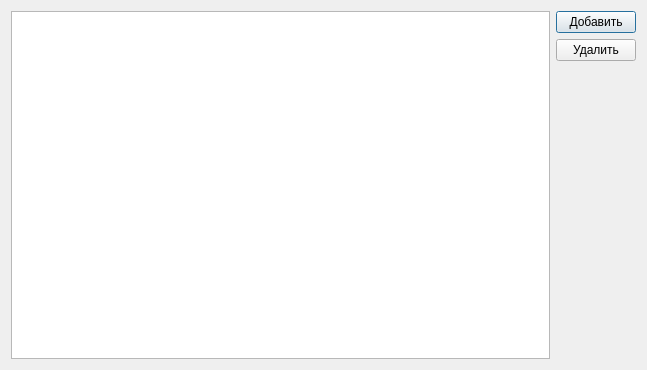
Above: mandatorygroups.ui from MikhailBersenev/BuksanSpy before the change. Below: the same form after it.
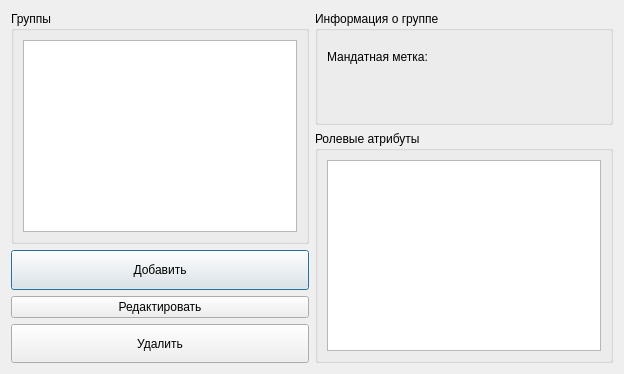
That is the form after the change.

The edit to the form file:
```diff
--- a/mandatorygroups.ui
+++ b/mandatorygroups.ui
@@ -6,8 +6,8 @@
    <rect>
     <x>0</x>
     <y>0</y>
-    <width>647</width>
-    <height>370</height>
+    <width>624</width>
+    <height>374</height>
    </rect>
   </property>
   <property name="windowTitle">
@@ -15,20 +15,53 @@
   </property>
   <layout class="QGridLayout" name="gridLayout">
    <item row="0" column="0" rowspan="2">
-    <layout class="QGridLayout" name="Table_Layout">
-     <item row="0" column="0">
-      <widget class="QTableView" name="MandatoryGroups_Table">
-       <attribute name="horizontalHeaderDefaultSectionSize">
-        <number>250</number>
-       </attribute>
-       <attribute name="horizontalHeaderStretchLastSection">
-        <bool>true</bool>
-       </attribute>
-      </widget>
-     </item>
-    </layout>
+    <widget class="QGroupBox" name="MandatoryGroups_groupBox">
+     <property name="title">
+      <string>Группы</string>
+     </property>
+     <layout class="QVBoxLayout" name="verticalLayout">
+      <item>
+       <widget class="QListView" name="MandatoryGroupslistView"/>
+      </item>
+     </layout>
+    </widget>
    </item>
    <item row="0" column="1">
+    <widget class="QGroupBox" name="groupBox">
+     <property name="title">
+      <string>Информация о группе</string>
+     </property>
+     <layout class="QVBoxLayout" name="verticalLayout_2">
+      <item>
+       <widget class="QLabel" name="MandatoryMark_label_2">
+        <property name="text">
+         <string>Мандатная метка:</string>
+        </property>
+       </widget>
+      </item>
+      <item>
+       <widget class="QLabel" name="MandatoryMark_label">
+        <property name="text">
+         <string/>
+        </property>
+       </widget>
+      </item>
+     </layout>
+    </widget>
+   </item>
+   <item row="1" column="1" rowspan="2">
+    <widget class="QGroupBox" name="RoleAtributes_groupBox">
+     <property name="title">
+      <string>Ролевые атрибуты</string>
+     </property>
+     <layout class="QHBoxLayout" name="horizontalLayout">
+      <item>
+       <widget class="QListWidget" name="RoleAtributes_listWidget"/>
+      </item>
+     </layout>
+    </widget>
+   </item>
+   <item row="2" column="0">
     <layout class="QVBoxLayout" name="Buttons_Layout">
      <item>
       <widget class="QPushButton" name="AddMandatoryGroup_Button">
@@ -43,6 +76,13 @@
        </property>
       </widget>
      </item>
+     <item>
+      <widget class="QPushButton" name="EditMandatoryGroup_pushButton">
+       <property name="text">
+        <string>Редактировать</string>
+       </property>
+      </widget>
+     </item>
      <item>
       <widget class="QPushButton" name="DeleteMandatoryGroup_Button">
        <property name="sizePolicy">
@@ -58,19 +98,6 @@
      </item>
     </layout>
    </item>
-   <item row="1" column="1">
-    <spacer name="verticalSpacer">
-     <property name="orientation">
-      <enum>Qt::Vertical</enum>
-     </property>
-     <property name="sizeHint" stdset="0">
-      <size>
-       <width>20</width>
-       <height>285</height>
-      </size>
-     </property>
-    </spacer>
-   </item>
   </layout>
  </widget>
  <resources/>
```
